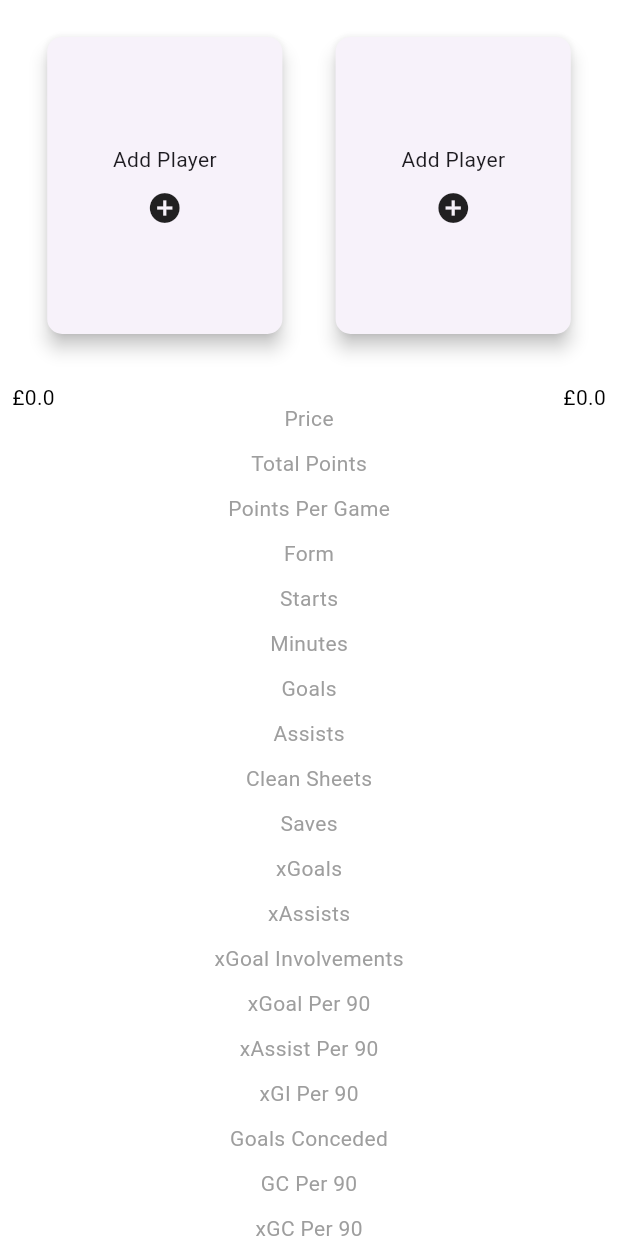
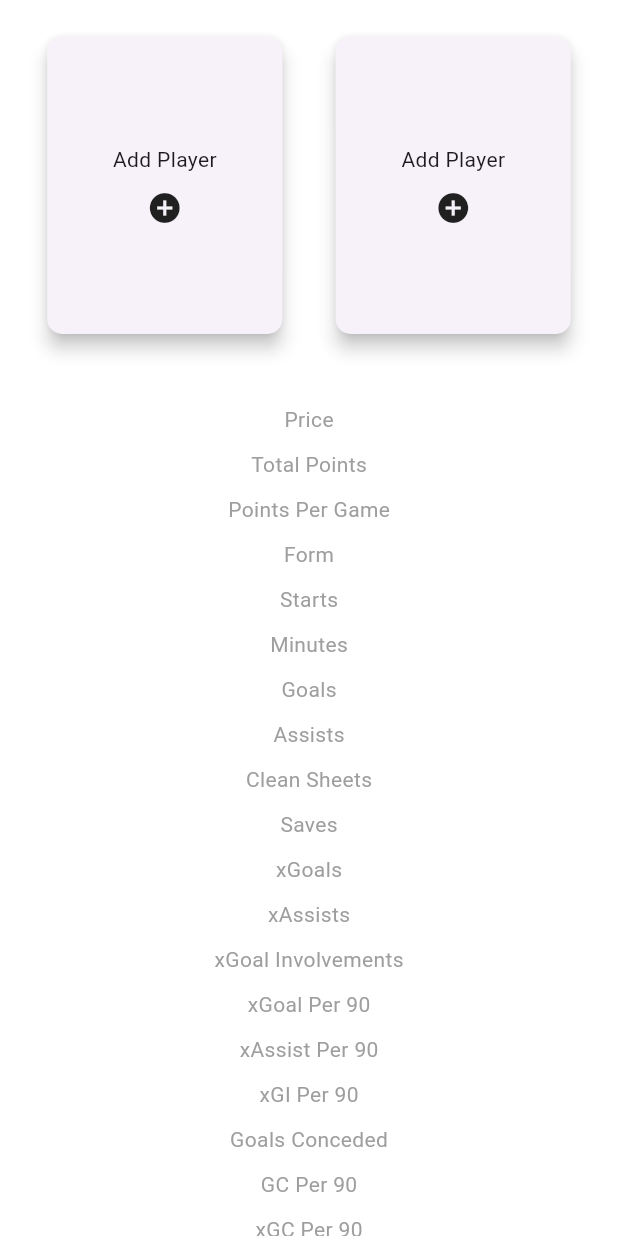
Before and after one commit to akinokami/fb_live_score, a Flutter app: the CompareScreen screen opened directly, on a phone screen of 412 x 824 dp. Run offline on Flutter 3.47's test engine with Material 3 defaults, Android fonts, the light colour scheme and no system bars; our stand-ins replace connectivity_plus, dio, get, get_storage; accounts and stored records are empty; network calls fail.

Commit message:
fix style

```diff
--- a/lib/views/screens/compare/compare_screen.dart
+++ b/lib/views/screens/compare/compare_screen.dart
@@ -242,7 +242,7 @@ class _CompareScreenState extends State<CompareScreen> {
                     crossAxisAlignment: CrossAxisAlignment.start,
                     children: [
                       Text(
-                        "\u00A3${(selectedPlayer1?.nowCost ?? 0) / 10}",
+              selectedPlayer1?.nowCost!=null? "\u00A3${(selectedPlayer1?.nowCost ?? 0) / 10}":"",
                         style: defaultTextStyleBlack,
                       ),
                       const SizedBox(
@@ -651,7 +651,7 @@ class _CompareScreenState extends State<CompareScreen> {
                     crossAxisAlignment: CrossAxisAlignment.end,
                     children: [
                       Text(
-                        "\u00A3${(selectedPlayer2?.nowCost ?? 0) / 10}",
+                        selectedPlayer2?.nowCost!=null? "\u00A3${(selectedPlayer2?.nowCost ?? 0) / 10}":"",
                         style: defaultTextStyleBlack,
                       ),
                       const SizedBox(
--- a/lib/views/screens/wishlist/wish_list_screen.dart
+++ b/lib/views/screens/wishlist/wish_list_screen.dart
@@ -16,6 +16,7 @@ class WishListScreen extends StatelessWidget {
     final cartController = Get.find<CartController>();
     return Scaffold(
         appBar: AppBar(
+          backgroundColor: AppTheme.primaryColor,
           title: const Text('Wish Lists'),
           centerTitle: true,
         ),
```
Also changed, not shown: lib/views/widgets/bottom_modal_sheet.dart (+6 -18 lines).
